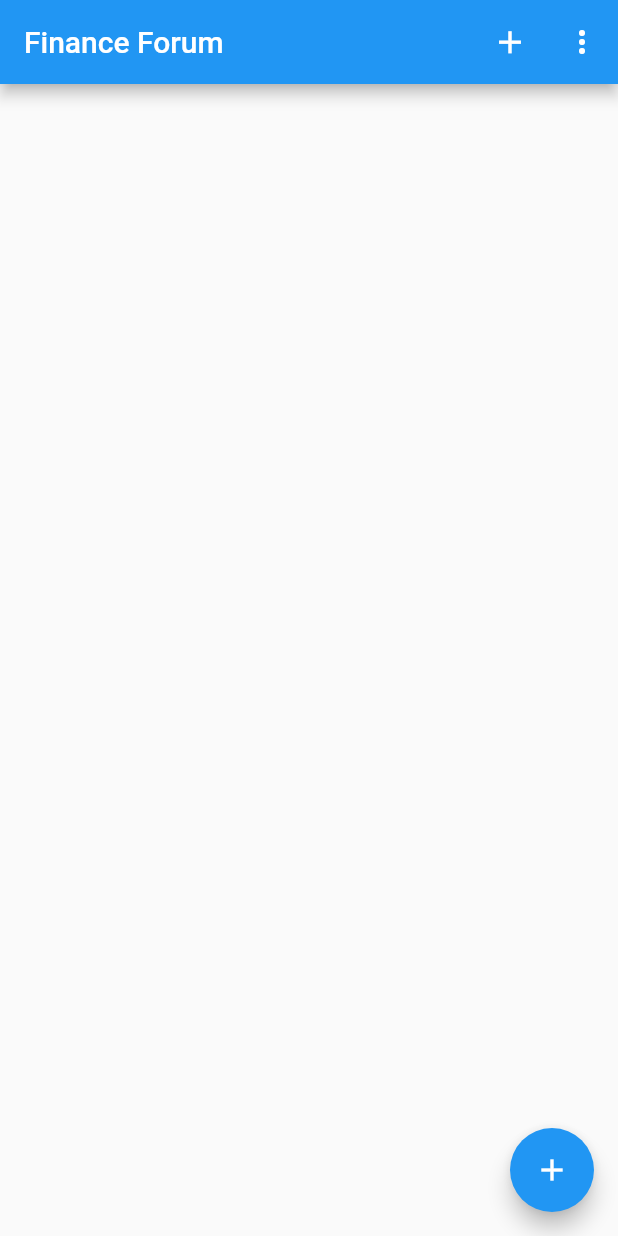
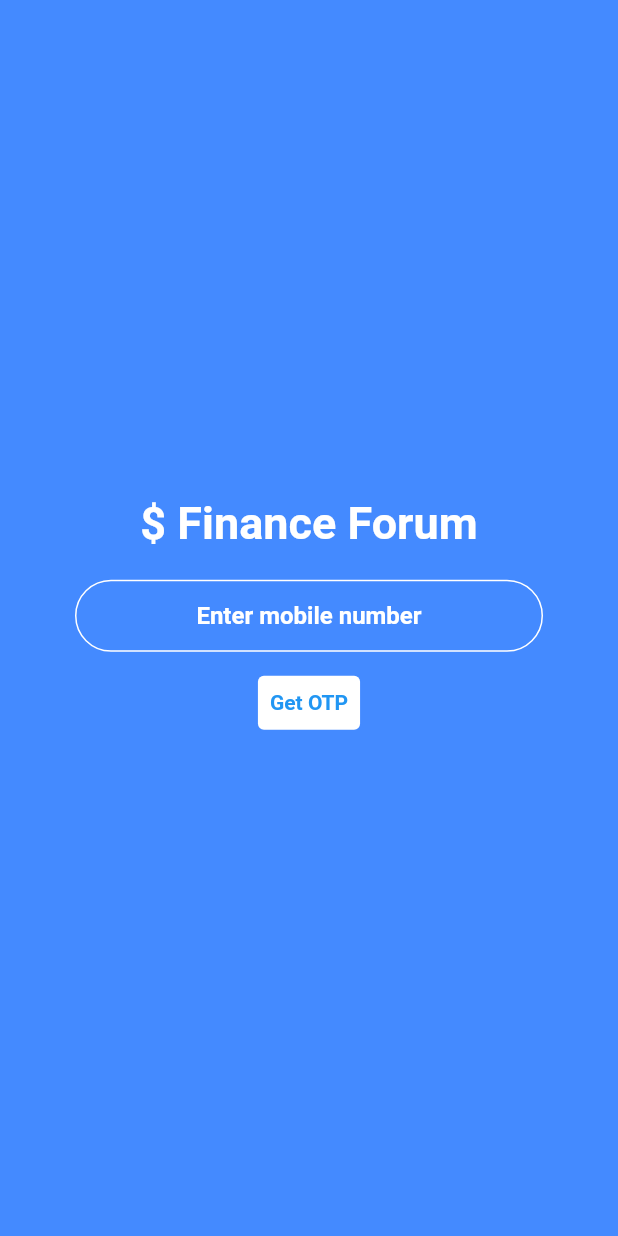
Before and after one commit to aminscipy/finance_forum, a Flutter app: the screen it shows after launch, on a phone screen of 412 x 824 dp. Run offline on Flutter 3.47's test engine with Material 2 defaults, Android fonts, the light colour scheme and no system bars; our stand-ins replace firebase_core; accounts and stored records are empty.

Commit message:
auth screens added

```diff
--- /dev/null
+++ b/lib/constants.dart
@@ -0,0 +1,18 @@
+import 'package:flutter/material.dart';
+
+const kInputDecoration = InputDecoration(
+  hintText: '',
+  hintStyle: TextStyle(color: Colors.white, fontWeight: FontWeight.bold),
+  contentPadding: EdgeInsets.symmetric(vertical: 10.0, horizontal: 20.0),
+  border: OutlineInputBorder(
+    borderRadius: BorderRadius.all(Radius.circular(32.0)),
+  ),
+  enabledBorder: OutlineInputBorder(
+    borderSide: BorderSide(color: Colors.white),
+    borderRadius: BorderRadius.all(Radius.circular(32.0)),
+  ),
+  focusedBorder: OutlineInputBorder(
+    borderSide: BorderSide(color: Colors.white),
+    borderRadius: BorderRadius.all(Radius.circular(32.0)),
+  ),
+);
--- a/lib/main.dart
+++ b/lib/main.dart
@@ -1,9 +1,15 @@
 import 'package:finance_forum/controller.dart';
+import 'package:finance_forum/screens/complete_profile.dart';
+import 'package:finance_forum/screens/otp_verify.dart';
+import 'package:finance_forum/screens/welcome.dart';
 import 'package:flutter/material.dart';
 import 'package:provider/provider.dart';
-import 'home_page.dart';
+import 'package:finance_forum/screens/home.dart';
+import 'package:firebase_core/firebase_core.dart';
 
-void main() {
+void main() async {
+  WidgetsFlutterBinding.ensureInitialized();
+  await Firebase.initializeApp();
   runApp(MultiProvider(providers: [
     ChangeNotifierProvider(
         create: (context) => Controller(),
@@ -17,10 +23,16 @@ class MyApp extends StatelessWidget {
   @override
   Widget build(BuildContext context) {
     return MaterialApp(
+        routes: {
+          '/welcome': (context) => const Welcome(),
+          '/home': (context) => const Home(),
+          '/complete profile': (context) => const CompleteProfile(),
+          '/otp verify': (context) => const OtpVerify(),
+        },
         theme: ThemeData.light(),
         darkTheme: ThemeData.dark(),
         themeMode: Provider.of<Controller>(context).mode,
         debugShowCheckedModeBanner: false,
-        home: const HomePage());
+        home: const Welcome());
   }
 }
--- a/lib/home_page.dart
+++ b/lib/screens/home.dart
@@ -1,10 +1,10 @@
-import 'package:finance_forum/create_post.dart';
+import 'package:finance_forum/screens/create_post.dart';
 import 'package:flutter/material.dart';
 import 'package:provider/provider.dart';
-import 'controller.dart';
+import 'package:finance_forum/controller.dart';
 
-class HomePage extends StatelessWidget {
-  const HomePage({super.key});
+class Home extends StatelessWidget {
+  const Home({super.key});
 
   @override
   Widget build(BuildContext context) {
@@ -44,7 +44,8 @@ class HomePage extends StatelessWidget {
                       onTap: () {
                         Provider.of<Controller>(context, listen: false).theme();
                       }),
-                  PopupMenuItem(child: const Text('Log Out'), onTap: () {}),
+                  PopupMenuItem(child: const Text('Profile'), onTap: () {}),
+                  PopupMenuItem(child: const Text('Log Out'), onTap: () {})
                 ];
               },
             ),
--- /dev/null
+++ b/lib/screens/welcome.dart
@@ -0,0 +1,45 @@
+import 'package:finance_forum/constants.dart';
+import 'package:flutter/material.dart';
+
+class Welcome extends StatelessWidget {
+  const Welcome({super.key});
+
+  @override
+  Widget build(BuildContext context) {
+    return Scaffold(
+      backgroundColor: Colors.blueAccent,
+      body: Center(
+        child: Column(mainAxisAlignment: MainAxisAlignment.center, children: [
+          const Text('\$ Finance Forum',
+              style: TextStyle(
+                  fontSize: 30,
+                  fontWeight: FontWeight.bold,
+                  color: Colors.white)),
+          const SizedBox(height: 10),
+          Padding(
+            padding: const EdgeInsets.symmetric(horizontal: 50, vertical: 10),
+            child: TextField(
+              keyboardType: TextInputType.phone,
+              cursorColor: Colors.red,
+              style: const TextStyle(
+                  color: Colors.white, fontWeight: FontWeight.bold),
+              textAlign: TextAlign.center,
+              decoration:
+                  kInputDecoration.copyWith(hintText: 'Enter mobile number'),
+            ),
+          ),
+          TextButton(
+            onPressed: () {
+              Navigator.pushNamed(context, '/otp verify');
+            },
+            style: TextButton.styleFrom(backgroundColor: Colors.white),
+            child: const Text(
+              'Get OTP',
+              style: TextStyle(fontWeight: FontWeight.bold),
+            ),
+          )
+        ]),
+      ),
+    );
+  }
+}
```
Also changed, not shown: lib/screens/complete_profile.dart (added, +80 -0 lines), lib/screens/otp_verify.dart (added, +43 -0 lines), pubspec.yaml (+6 -1 lines), images/logo.png (added), lib/screens/create_post.dart (renamed from lib/create_post.dart), pubspec.lock, 5 other files.
